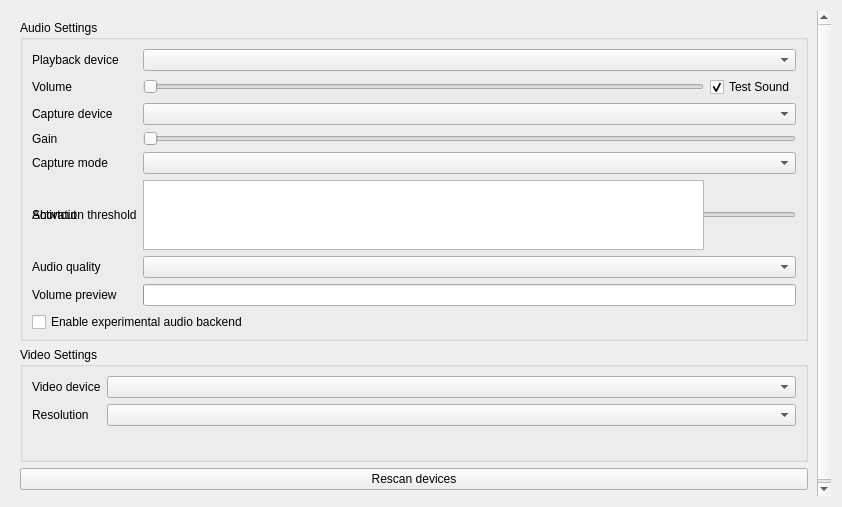
Old version of the form src/widget/form/settings/avform.ui in the repository tox-user/qTox.
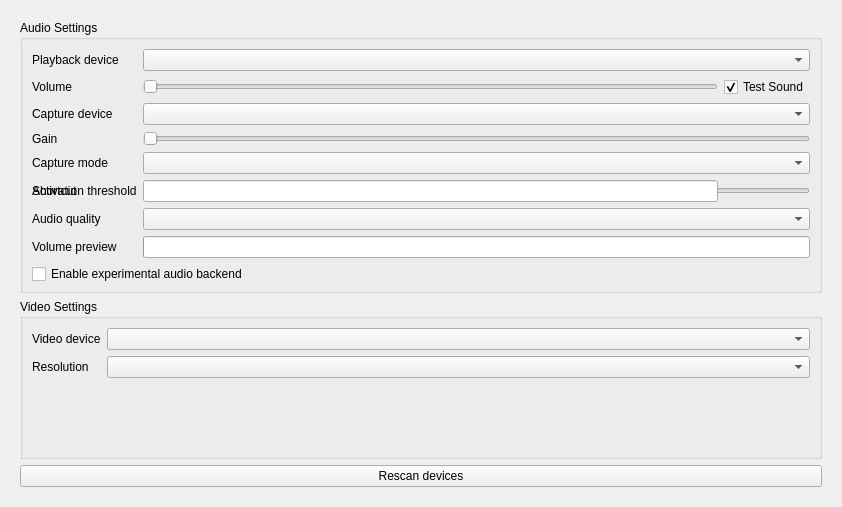
New version of the form. Custom widgets are drawn as their Qt base class.

Commit message: fix(ui): small fixes to HotkeyInput's style

Diff of the .ui file:
```diff
--- a/src/widget/form/settings/avform.ui
+++ b/src/widget/form/settings/avform.ui
@@ -30,8 +30,8 @@
        <rect>
         <x>0</x>
         <y>0</y>
-        <width>830</width>
-        <height>495</height>
+        <width>810</width>
+        <height>527</height>
        </rect>
       </property>
       <layout class="QVBoxLayout" name="verticalLayout_5">
@@ -133,7 +133,11 @@
            </widget>
           </item>
           <item row="5" column="1">
-           <widget class="HotkeyInput" name="pushToTalkShortcutInput"></widget>
+           <widget class="HotkeyInput" name="pushToTalkShortcutInput">
+            <property name="toolTip">
+             <string>Set a push to talk hotkey.</string>
+            </property>
+           </widget>
           </item>
           <item row="0" column="0">
            <widget class="QLabel" name="outDevLabel">
@@ -288,7 +292,7 @@
   </customwidget>
   <customwidget>
    <class>HotkeyInput</class>
-   <extends>QTextEdit</extends>
+   <extends>QLineEdit</extends>
    <header>src/widget/form/settings/hotkeyinput.h</header>
   </customwidget> 
  </customwidgets>
```
Left out of the diff: 14 changed lines with no effect on the pictures. The commit also changes 3 other files.
